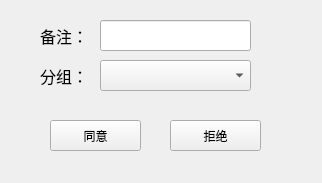
First picture: the form in Fdogpc/agreefriend.ui, repository HuaGouFdog/FdogInstantMessaging, before the edit.
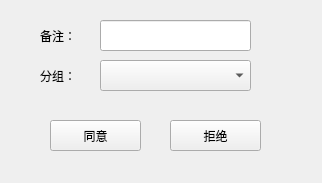
Second picture: the form after the edit.

The edit to the form file:
```diff
--- a/Fdogpc/agreefriend.ui
+++ b/Fdogpc/agreefriend.ui
@@ -10,9 +10,18 @@
     <height>183</height>
    </rect>
   </property>
+  <property name="font">
+   <font>
+    <family>Microsoft YaHei</family>
+    <stylestrategy>PreferAntialias</stylestrategy>
+   </font>
+  </property>
   <property name="windowTitle">
    <string>Form</string>
   </property>
+  <property name="styleSheet">
+   <string notr="true">*{font-family:Microsoft YaHei;}</string>
+  </property>
   <widget class="QLabel" name="label">
    <property name="geometry">
     <rect>
@@ -24,7 +33,8 @@
    </property>
    <property name="font">
     <font>
-     <pointsize>12</pointsize>
+     <family>Microsoft YaHei</family>
+     <stylestrategy>PreferAntialias</stylestrategy>
     </font>
    </property>
    <property name="text">
@@ -42,7 +52,8 @@
    </property>
    <property name="font">
     <font>
-     <pointsize>12</pointsize>
+     <family>Microsoft YaHei</family>
+     <stylestrategy>PreferAntialias</stylestrategy>
     </font>
    </property>
    <property name="text">
```
Left out of the diff: 24 changed lines with no effect on the pictures.
